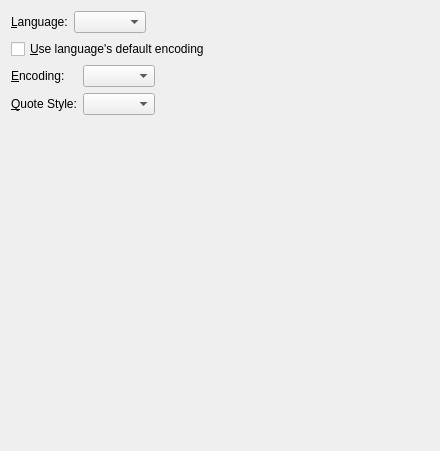
Above: src/frontends/qt4/ui/LanguageUi.ui from rpavlik/lyx-lucid-backport before the change. Below: the same form after it.
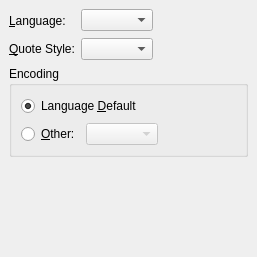
That is the form after the change.

```diff
--- a/src/frontends/qt4/ui/LanguageUi.ui
+++ b/src/frontends/qt4/ui/LanguageUi.ui
@@ -8,8 +8,8 @@
    <rect>
     <x>0</x>
     <y>0</y>
-    <width>440</width>
-    <height>451</height>
+    <width>257</width>
+    <height>257</height>
    </rect>
   </property>
   <property name="windowTitle" >
@@ -17,67 +17,116 @@
   </property>
   <layout class="QGridLayout" >
    <property name="margin" >
-    <number>11</number>
+    <number>9</number>
    </property>
    <property name="spacing" >
     <number>6</number>
    </property>
-   <item row="0" column="0" colspan="2" >
-    <layout class="QHBoxLayout" >
-     <property name="margin" >
-      <number>0</number>
+   <item row="2" column="0" colspan="3" >
+    <widget class="QGroupBox" name="groupBox" >
+     <property name="title" >
+      <string>Encoding</string>
      </property>
-     <property name="spacing" >
-      <number>6</number>
+     <property name="flat" >
+      <bool>true</bool>
      </property>
-     <item>
-      <widget class="QLabel" name="languageL" >
-       <property name="text" >
-        <string>&amp;Language:</string>
-       </property>
-       <property name="buddy" >
-        <cstring>languageCO</cstring>
-       </property>
-      </widget>
-     </item>
-     <item>
-      <widget class="QComboBox" name="languageCO" >
-       <property name="sizePolicy" >
-        <sizepolicy>
-         <hsizetype>5</hsizetype>
-         <vsizetype>0</vsizetype>
-         <horstretch>0</horstretch>
-         <verstretch>0</verstretch>
-        </sizepolicy>
-       </property>
-      </widget>
-     </item>
-     <item>
-      <spacer>
-       <property name="orientation" >
-        <enum>Qt::Horizontal</enum>
-       </property>
-       <property name="sizeType" >
-        <enum>QSizePolicy::MinimumExpanding</enum>
-       </property>
-       <property name="sizeHint" >
-        <size>
-         <width>20</width>
-         <height>20</height>
-        </size>
-       </property>
-      </spacer>
-     </item>
-    </layout>
+     <layout class="QGridLayout" >
+      <property name="margin" >
+       <number>9</number>
+      </property>
+      <property name="spacing" >
+       <number>6</number>
+      </property>
+      <item row="0" column="0" colspan="2" >
+       <widget class="QRadioButton" name="defaultencodingRB" >
+        <property name="text" >
+         <string>Language &amp;Default</string>
+        </property>
+        <property name="checked" >
+         <bool>true</bool>
+        </property>
+       </widget>
+      </item>
+      <item row="0" column="2" >
+       <spacer>
+        <property name="orientation" >
+         <enum>Qt::Horizontal</enum>
+        </property>
+        <property name="sizeHint" >
+         <size>
+          <width>81</width>
+          <height>22</height>
+         </size>
+        </property>
+       </spacer>
+      </item>
+      <item row="1" column="0" >
+       <widget class="QRadioButton" name="otherencodingRB" >
+        <property name="text" >
+         <string>&amp;Other:</string>
+        </property>
+       </widget>
+      </item>
+      <item row="1" column="1" >
+       <widget class="QComboBox" name="encodingCO" >
+        <property name="enabled" >
+         <bool>false</bool>
+        </property>
+        <property name="duplicatesEnabled" >
+         <bool>false</bool>
+        </property>
+       </widget>
+      </item>
+     </layout>
+    </widget>
    </item>
-   <item row="1" column="0" colspan="2" >
-    <widget class="QCheckBox" name="defaultencodingCB" >
+   <item row="0" column="2" >
+    <spacer>
+     <property name="orientation" >
+      <enum>Qt::Horizontal</enum>
+     </property>
+     <property name="sizeType" >
+      <enum>QSizePolicy::MinimumExpanding</enum>
+     </property>
+     <property name="sizeHint" >
+      <size>
+       <width>71</width>
+       <height>23</height>
+      </size>
+     </property>
+    </spacer>
+   </item>
+   <item row="0" column="0" >
+    <widget class="QLabel" name="languageL" >
      <property name="text" >
-      <string>&amp;Use language's default encoding</string>
+      <string>&amp;Language:</string>
      </property>
+     <property name="buddy" >
+      <cstring>languageCO</cstring>
+     </property>
     </widget>
    </item>
-   <item row="4" column="1" >
+   <item row="1" column="0" >
+    <widget class="QLabel" name="typeL" >
+     <property name="text" >
+      <string>&amp;Quote Style:</string>
+     </property>
+     <property name="buddy" >
+      <cstring>quoteStyleCO</cstring>
+     </property>
+    </widget>
+   </item>
+   <item row="1" column="1" >
+    <widget class="QComboBox" name="quoteStyleCO" />
+   </item>
+   <item row="0" column="1" >
+    <widget class="QComboBox" name="languageCO" >
+     <property name="maxVisibleItems" >
+      <number>20</number>
+     </property>
+    </widget>
+   </item>
+   <item row="3" column="1" >
     <spacer>
      <property name="orientation" >
       <enum>Qt::Vertical</enum>
@@ -87,117 +136,8 @@
      </property>
      <property name="sizeHint" >
       <size>
-       <width>20</width>
-       <height>20</height>
-      </size>
-     </property>
-    </spacer>
-   </item>
-   <item row="3" column="1" >
-    <spacer>
-     <property name="orientation" >
-      <enum>Qt::Horizontal</enum>
-     </property>
-     <property name="sizeType" >
-      <enum>QSizePolicy::MinimumExpanding</enum>
-     </property>
-     <property name="sizeHint" >
-      <size>
-       <width>20</width>
-       <height>20</height>
-      </size>
-     </property>
-    </spacer>
-   </item>
-   <item rowspan="2" row="2" column="0" >
-    <layout class="QGridLayout" >
-     <property name="margin" >
-      <number>0</number>
-     </property>
-     <property name="spacing" >
-      <number>6</number>
-     </property>
-     <item row="0" column="0" >
-      <layout class="QGridLayout" >
-       <property name="margin" >
-        <number>0</number>
-       </property>
-       <property name="spacing" >
-        <number>6</number>
-       </property>
-       <item row="0" column="0" >
-        <widget class="QLabel" name="encodingL" >
-         <property name="text" >
-          <string>&amp;Encoding:</string>
-         </property>
-         <property name="buddy" >
-          <cstring>encodingCO</cstring>
-         </property>
-        </widget>
-       </item>
-       <item row="1" column="0" >
-        <widget class="QLabel" name="typeL" >
-         <property name="text" >
-          <string>&amp;Quote Style:</string>
-         </property>
-         <property name="buddy" >
-          <cstring>quoteStyleCO</cstring>
-         </property>
-        </widget>
-       </item>
-      </layout>
-     </item>
-     <item row="0" column="1" >
-      <layout class="QGridLayout" >
-       <property name="margin" >
-        <number>0</number>
-       </property>
-       <property name="spacing" >
-        <number>6</number>
-       </property>
-       <item row="1" column="0" >
-        <widget class="QComboBox" name="quoteStyleCO" >
-         <property name="sizePolicy" >
-          <sizepolicy>
-           <hsizetype>5</hsizetype>
-           <vsizetype>0</vsizetype>
-           <horstretch>0</horstretch>
-           <verstretch>0</verstretch>
-          </sizepolicy>
-         </property>
-        </widget>
-       </item>
-       <item row="0" column="0" >
-        <widget class="QComboBox" name="encodingCO" >
-         <property name="sizePolicy" >
-          <sizepolicy>
-           <hsizetype>5</hsizetype>
-           <vsizetype>0</vsizetype>
-           <horstretch>0</horstretch>
-           <verstretch>0</verstretch>
-          </sizepolicy>
-         </property>
-         <property name="duplicatesEnabled" >
-          <bool>false</bool>
-         </property>
-        </widget>
-       </item>
-      </layout>
-     </item>
-    </layout>
-   </item>
-   <item row="2" column="1" >
-    <spacer>
-     <property name="orientation" >
-      <enum>Qt::Horizontal</enum>
-     </property>
-     <property name="sizeType" >
-      <enum>QSizePolicy::MinimumExpanding</enum>
-     </property>
-     <property name="sizeHint" >
-      <size>
-       <width>20</width>
-       <height>20</height>
+       <width>71</width>
+       <height>171</height>
       </size>
      </property>
     </spacer>
```
Left out of the diff: 34 changed lines with no effect on the pictures.
